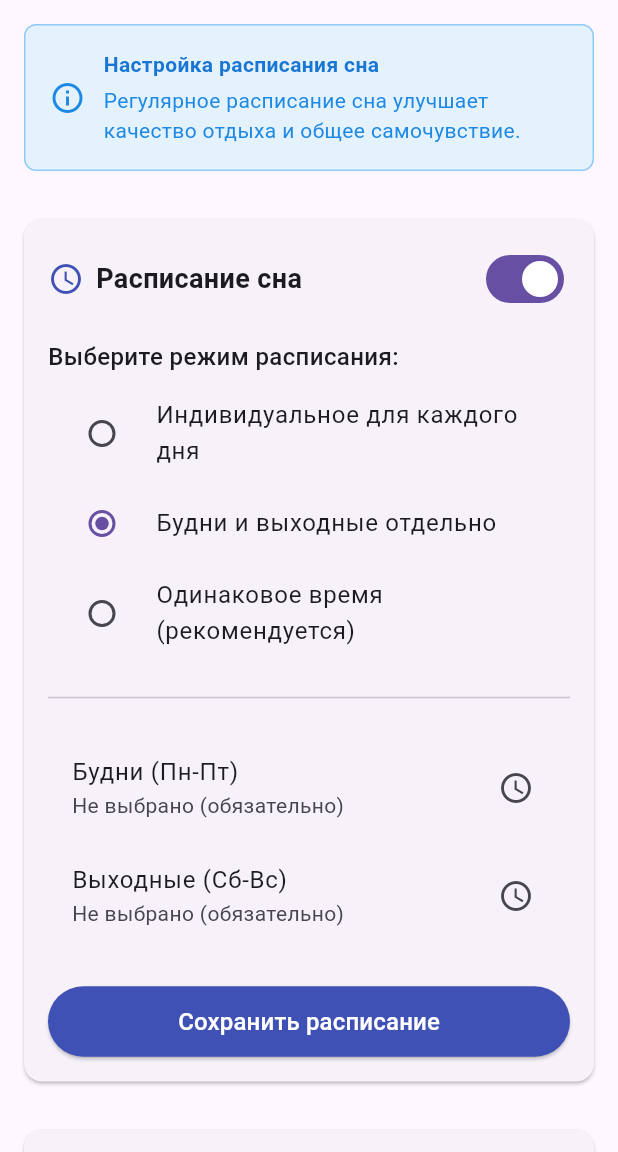
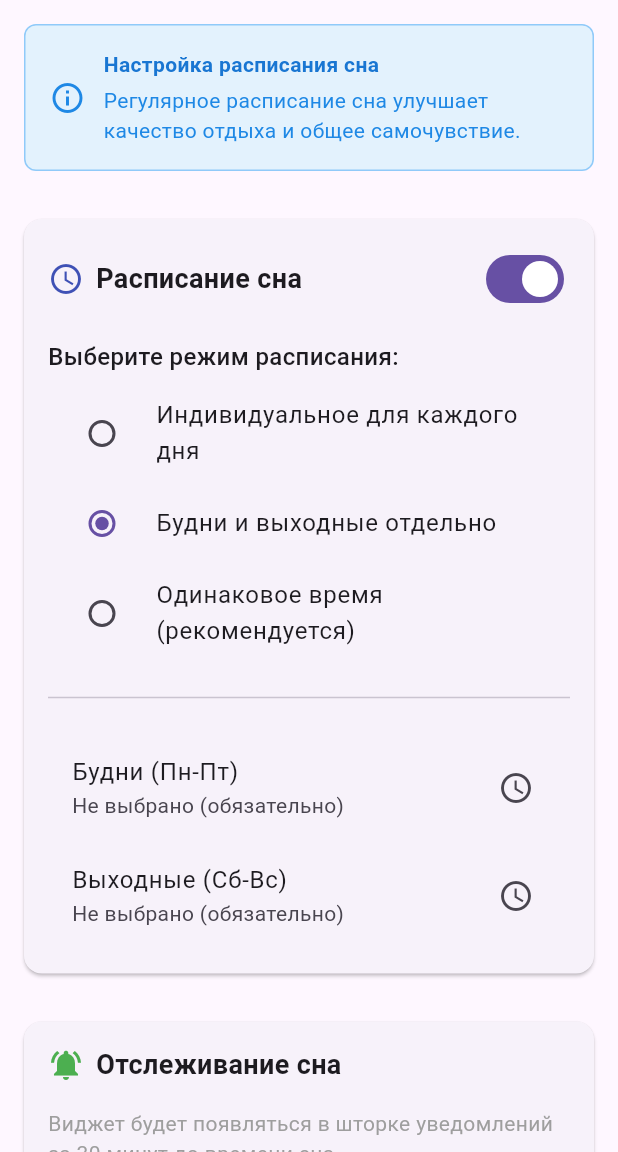
Before and after one commit to esaulovads/me-app, a Flutter app: the SleepScheduleEditScreen screen opened directly with empty values, after a tap on "Индивидуальное для каждого дня", after a tap on "Будни и выходные отдельно", on a phone screen of 412 x 824 dp, the part 84-1236 px from its top. Run offline on Flutter 3.47's test engine with Material 3 defaults, Android fonts, the phone set to English and light mode, and no system bars; our stand-ins replace device_info_plus, flutter_local_notifications, shared_preferences, timezone; missing offline and left inert: flutter_background_service; accounts and stored records are empty; network calls fail.

Commit message:
ux fixes for sleep notification

```diff
--- a/apps/mobile/lib/features/sleep/sleep_screen.dart
+++ b/apps/mobile/lib/features/sleep/sleep_screen.dart
@@ -52,6 +52,7 @@ class _SleepScreenState extends State<SleepScreen>
     _initializeServices();
     _loadCurrentSchedule();
     _loadDataForDate(_selectedDate); // Загружаем данные сна для выбранной даты
+    _checkNotificationPermissionsOnInit(); // Проверяем разрешения при входе на экран
   }
 
   /// Инициализация сервисов уведомлений и фонового отслеживания
@@ -64,10 +65,12 @@ class _SleepScreenState extends State<SleepScreen>
     }
   }
 
-  /// Проверяет и запрашивает разрешения на уведомления, если есть расписание
-  Future<void> _checkNotificationPermissions() async {
-    // Проверяем только если есть расписание сна
-    if (_currentSchedule == null) {
+  /// Проверяет и запрашивает разрешения на уведомления, если отслеживание сна включено
+  Future<void> _checkNotificationPermissionsOnInit() async {
+    try {
+      // Проверяем только если отслеживание сна включено
+      final isTrackingActive = await SleepBackgroundService.isTrackingActive();
+      if (!isTrackingActive) {
         return;
       }
 
@@ -86,6 +89,9 @@ class _SleepScreenState extends State<SleepScreen>
             ),
           );
         }
+      }
+    } catch (e) {
+      print('Ошибка проверки разрешений на уведомления: $e');
     }
   }
 
@@ -130,9 +136,6 @@ class _SleepScreenState extends State<SleepScreen>
       });
 
       print('Расписание сна загружено: ${schedule != null ? 'найдено' : 'не настроено'}');
-
-      // Проверяем разрешения на уведомления, если есть расписание
-      await _checkNotificationPermissions();
 
     } catch (e) {
       print('Ошибка загрузки расписания сна: $e');
@@ -878,6 +881,7 @@ class _SleepScreenState extends State<SleepScreen>
                               onScheduleUpdated: _onScheduleUpdated,
                             ),
 
+
                         ],
 
                         // Данные сна за выбранную дату
--- a/apps/mobile/lib/features/sleep/widgets/sleep_schedule_settings.dart
+++ b/apps/mobile/lib/features/sleep/widgets/sleep_schedule_settings.dart
@@ -1,7 +1,7 @@
+import 'dart:async';
 import 'package:flutter/material.dart';
 import '../models/sleep_schedule_model.dart';
 import '../services/sleep_service.dart';
-import '../services/notification_permission_service.dart';
 
 /// Виджет для настройки расписания сна
 class SleepScheduleSettings extends StatefulWidget {
@@ -27,6 +27,11 @@ class _SleepScheduleSettingsState extends State<SleepScheduleSettings> {
   ScheduleType _selectedType = ScheduleType.sameTime;
   bool _isEnabled = true;
   bool _isLoading = false;
+
+  // Debounce для автосохранения
+  Timer? _saveTimer;
+  static const Duration _saveDelay = Duration(milliseconds: 1000); // 1 секунда задержки
+  bool _isSaving = false; // Состояние сохранения для индикатора
 
   // Контроллеры для времени пробуждения
   final Map<String, TimeOfDay?> _wakeTimes = {
@@ -105,11 +110,35 @@ class _SleepScheduleSettingsState extends State<SleepScheduleSettings> {
       setState(() {
         _wakeTimes[key] = picked;
       });
+      // Автосохранение при изменении времени
+      _autoSave();
     }
   }
 
+  /// Автосохранение с debounce
+  void _autoSave() {
+    // Отменяем предыдущий таймер
+    _saveTimer?.cancel();
+
+    // Показываем индикатор сохранения
+    if (mounted) {
+      setState(() {
+        _isSaving = true;
+      });
+    }
+
+    // Устанавливаем новый таймер
+    _saveTimer = Timer(_saveDelay, () {
+      if (mounted) {
+        _saveSchedule();
+      }
+    });
+  }
+
   /// Сохраняет расписание
-  Future<void> _saveSchedule() async {
+  Future<void> _saveSchedule({bool showFeedback = false}) async {
+    if (!mounted) return;
+
     setState(() {
       _isLoading = true;
     });
@@ -133,20 +162,21 @@ class _SleepScheduleSettingsState extends State<SleepScheduleSettings> {
       final result = await _sleepService.createOrUpdateSleepSchedule(dto);
 
       if (result != null) {
-        // Запрашиваем разрешения на уведомления после успешного сохранения
-        final hasPermissions = await NotificationPermissionService.requestNotificationPermissions(context);
-
+        // Показываем уведомление только если это ручное сохранение
+        if (showFeedback && mounted) {
           ScaffoldMessenger.of(context).showSnackBar(
-          SnackBar(
-            content: Text(hasPermissions
-              ? 'Расписание сна успешно сохранено'
-              : 'Расписание сохранено. Для уведомлений включите разрешения в настройках.'),
-            backgroundColor: hasPermissions ? Colors.green : Colors.orange,
+            const SnackBar(
+              content: Text('Расписание сна успешно сохранено'),
+              backgroundColor: Colors.green,
             ),
           );
+          // Возвращаемся на основной экран только при ручном сохранении
           widget.onScheduleUpdated?.call();
+        } else {
+          // При автосохранении только обновляем данные, не закрываем экран
           widget.onScheduleChanged?.call(result);
-      } else {
+        }
+      } else if (showFeedback && mounted) {
         ScaffoldMessenger.of(context).showSnackBar(
           const SnackBar(
             content: Text('Ошибка сохранения расписания'),
@@ -154,10 +184,24 @@ class _SleepScheduleSettingsState extends State<SleepScheduleSettings> {
           ),
         );
       }
+    } catch (e) {
+      // Тихо логируем ошибки автосохранения
+      print('Ошибка автосохранения расписания: $e');
+      if (showFeedback && mounted) {
+        ScaffoldMessenger.of(context).showSnackBar(
+          SnackBar(
+            content: Text('Ошибка сохранения: $e'),
+            backgroundColor: Colors.red,
+          ),
+        );
+      }
     } finally {
+      if (mounted) {
         setState(() {
           _isLoading = false;
+          _isSaving = false; // Скрываем индикатор сохранения
         });
+      }
     }
   }
 
@@ -256,12 +300,26 @@ class _SleepScheduleSettingsState extends State<SleepScheduleSettings> {
                   ),
                 ),
                 const Spacer(),
+                // Фиксированное место для индикатора автосохранения
+                SizedBox(
+                  width: 20,
+                  height: 20,
+                  child: _isSaving
+                      ? const CircularProgressIndicator(
+                          strokeWidth: 2,
+                          color: Colors.indigo,
+                        )
+                      : null,
+                ),
+                const SizedBox(width: 8),
                 Switch(
                   value: _isEnabled,
                   onChanged: (value) {
                     setState(() {
                       _isEnabled = value;
                     });
+                    // Автосохранение при изменении состояния включения
+                    _autoSave();
                   },
                 ),
               ],
@@ -288,6 +346,8 @@ class _SleepScheduleSettingsState extends State<SleepScheduleSettings> {
                     setState(() {
                       _selectedType = value;
                     });
+                    // Автосохранение при изменении типа расписания
+                    _autoSave();
                   }
                 },
               )),
@@ -304,48 +364,12 @@ class _SleepScheduleSettingsState extends State<SleepScheduleSettings> {
               else
                 _buildIndividualContent(),
 
-              const SizedBox(height: 24),
-
-              // Кнопка сохранения
-              SizedBox(
-                width: double.infinity,
-                child: ElevatedButton(
-                  onPressed: _isLoading ? null : _saveSchedule,
-                  style: ElevatedButton.styleFrom(
-                    backgroundColor: Colors.indigo,
-                    foregroundColor: Colors.white,
-                    padding: const EdgeInsets.symmetric(vertical: 12),
-                  ),
-                  child: _isLoading
-                    ? const CircularProgressIndicator(color: Colors.white)
-                    : const Text(
-                        'Сохранить расписание',
-                        style: TextStyle(fontSize: 16),
-                      ),
-                ),
-              ),
             ] else ...[
               const Text(
                 'Расписание сна отключено',
                 style: TextStyle(
                   color: Colors.grey,
                   fontSize: 16,
-                ),
-              ),
-              const SizedBox(height: 16),
-              SizedBox(
-                width: double.infinity,
-                child: ElevatedButton(
-                  onPressed: _isLoading ? null : _saveSchedule,
-                  style: ElevatedButton.styleFrom(
-                    backgroundColor: Colors.indigo,
-                    foregroundColor: Colors.white,
-                    padding: const EdgeInsets.symmetric(vertical: 12),
-                  ),
-                  child: const Text(
-                    'Сохранить настройки',
-                    style: TextStyle(fontSize: 16),
-                  ),
                 ),
               ),
             ],
@@ -357,6 +381,7 @@ class _SleepScheduleSettingsState extends State<SleepScheduleSettings> {
 
   @override
   void dispose() {
+    _saveTimer?.cancel(); // Отменяем таймер при уничтожении виджета
     _sleepService.dispose();
     super.dispose();
   }
--- a/apps/mobile/lib/features/sleep/widgets/sleep_tracking_widget.dart
+++ b/apps/mobile/lib/features/sleep/widgets/sleep_tracking_widget.dart
@@ -6,6 +6,7 @@ import 'package:shared_preferences/shared_preferences.dart';
 import '../models/sleep_schedule_model.dart';
 import '../services/sleep_notification_service.dart';
 import '../services/sleep_background_service.dart';
+import '../services/notification_permission_service.dart';
 
 /// Виджет для управления отслеживанием сна
 /// Интегрируется с экраном сна и обеспечивает удобное управление
@@ -86,6 +87,14 @@ class _SleepTrackingWidgetState extends State<SleepTrackingWidget> {
 
         _showSnackBar('Отслеживание сна отключено', Colors.orange);
       } else {
+        // Сначала запрашиваем разрешения на уведомления напрямую от системы
+        final hasPermissions = await NotificationPermissionService.requestSystemPermissionsDirectly();
+
+        if (!hasPermissions) {
+          _showSnackBar('Для работы отслеживания сна необходимы разрешения на уведомления', Colors.red);
+          return;
+        }
+
         // Запускаем отслеживание
         await SleepBackgroundService.startTracking(widget.userId);
         await _notificationService.scheduleBedtimeNotification(widget.schedule!);
```
Also changed, not shown: apps/mobile/pubspec.lock, 1 other file. Lines whose indentation alone changed are shown as unchanged.
